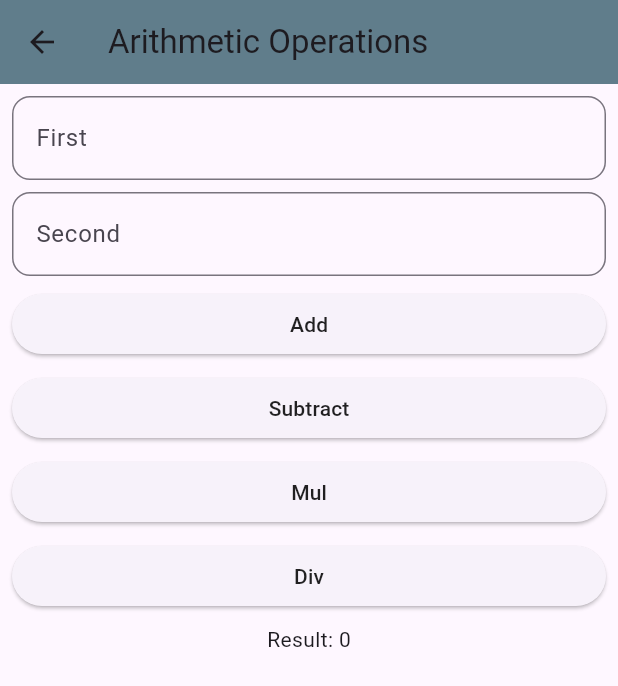
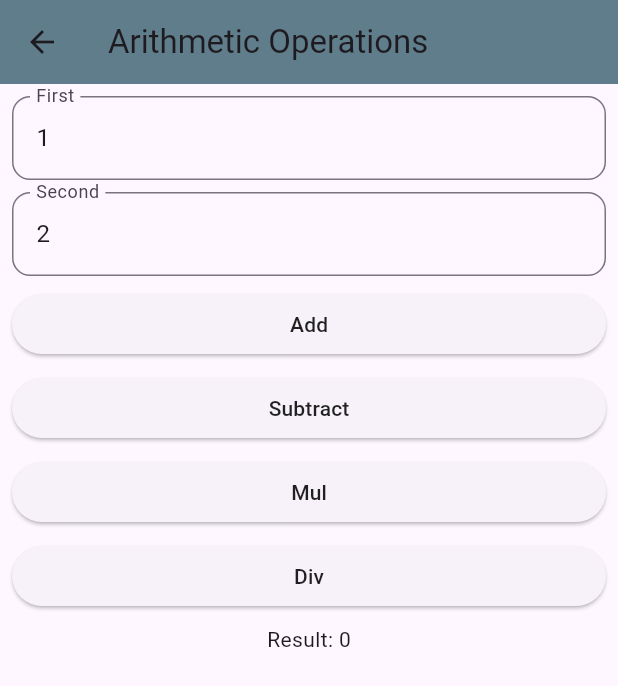
Before and after one commit to anubhav-chaulagain/assignment_two, a Flutter app: the screen it shows after launch, after a tap on "Arithmetic", on a phone screen of 412 x 824 dp. Shown: the top 686 px of the screen. Run offline on Flutter 3.47's test engine with Material 3 defaults, Android fonts, the phone set to English and light mode, and no system bars.

```diff
--- a/lib/app.dart
+++ b/lib/app.dart
@@ -2,6 +2,7 @@ import 'package:assignment_two/screens/area_of_circle_screen.dart';
 import 'package:assignment_two/screens/arithmetic_screen.dart';
 import 'package:assignment_two/screens/dashboard_screen.dart';
 import 'package:assignment_two/screens/palindrome_screen.dart';
+import 'package:assignment_two/screens/richtext_screen.dart';
 import 'package:assignment_two/screens/simple_interest_screen.dart';
 import 'package:flutter/material.dart';
 
--- a/lib/screens/arithmetic_screen.dart
+++ b/lib/screens/arithmetic_screen.dart
@@ -8,9 +8,21 @@ class ArithmeticScreen extends StatefulWidget {
 }
 
 class _ArithmeticScreenState extends State<ArithmeticScreen> {
-  int first = 0;
-  int second = 0;
+  // int first = 0;
+  // int second = 0;
+
+  // Controller
+  final TextEditingController firstController = TextEditingController(
+    text: "1",
+  );
+  final TextEditingController secondController = TextEditingController(
+    text: "2",
+  );
+
   int result = 0;
+
+  // Global key for form state
+  final _formKey = GlobalKey<FormState>();
 
   @override
   Widget build(BuildContext context) {
@@ -21,10 +33,13 @@ class _ArithmeticScreenState extends State<ArithmeticScreen> {
       ),
       body: Padding(
         padding: EdgeInsets.all(8),
+        child: Form(
+          key: _formKey,
           child: Column(
             children: [
-            TextField(
-              onChanged: (value) => {first = int.parse(value)},
+              TextFormField(
+                keyboardType: TextInputType.number,
+                controller: firstController,
                 decoration: InputDecoration(
                   labelText: "First",
                   hintText: "2",
@@ -32,10 +47,17 @@ class _ArithmeticScreenState extends State<ArithmeticScreen> {
                     borderRadius: BorderRadius.all(Radius.circular(12)),
                   ),
                 ),
+                validator: (value) {
+                  if (value == null || value.isEmpty) {
+                    return "Please enter first number!";
+                  }
+                  return null;
+                },
               ),
               SizedBox(height: 8),
-            TextField(
-              onChanged: (value) => {second = int.parse(value)},
+              TextFormField(
+                keyboardType: TextInputType.number,
+                controller: secondController,
                 decoration: InputDecoration(
                   labelText: "Second",
                   hintText: "4",
@@ -43,6 +65,12 @@ class _ArithmeticScreenState extends State<ArithmeticScreen> {
                     borderRadius: BorderRadius.all(Radius.circular(12)),
                   ),
                 ),
+                validator: (value) {
+                  if (value == null || value.isEmpty) {
+                    return "Please enter second number!";
+                  }
+                  return null;
+                },
               ),
               SizedBox(height: 8),
               SizedBox(
@@ -52,9 +80,13 @@ class _ArithmeticScreenState extends State<ArithmeticScreen> {
                     foregroundColor: WidgetStatePropertyAll(Colors.black87),
                   ),
                   onPressed: () {
+                    if (_formKey.currentState!.validate()) {
                       setState(() {
+                        int first = int.parse(firstController.text);
+                        int second = int.parse(secondController.text);
                         result = first + second;
                       });
+                    }
                   },
                   child: Text("Add"),
                 ),
@@ -67,9 +99,13 @@ class _ArithmeticScreenState extends State<ArithmeticScreen> {
                     foregroundColor: WidgetStatePropertyAll(Colors.black87),
                   ),
                   onPressed: () {
+                    if (_formKey.currentState!.validate()) {
                       setState(() {
+                        int first = int.parse(firstController.text);
+                        int second = int.parse(secondController.text);
                         result = first - second;
                       });
+                    }
                   },
                   child: Text("Subtract"),
                 ),
@@ -82,9 +118,13 @@ class _ArithmeticScreenState extends State<ArithmeticScreen> {
                     foregroundColor: WidgetStatePropertyAll(Colors.black87),
                   ),
                   onPressed: () {
+                    if (_formKey.currentState!.validate()) {
                       setState(() {
+                        int first = int.parse(firstController.text);
+                        int second = int.parse(secondController.text);
                         result = first * second;
                       });
+                    }
                   },
                   child: Text("Mul"),
                 ),
@@ -97,9 +137,13 @@ class _ArithmeticScreenState extends State<ArithmeticScreen> {
                     foregroundColor: WidgetStatePropertyAll(Colors.black87),
                   ),
                   onPressed: () {
+                    if (_formKey.currentState!.validate()) {
                       setState(() {
+                        int first = int.parse(firstController.text);
+                        int second = int.parse(secondController.text);
                         result = first ~/ second;
                       });
+                    }
                   },
                   child: Text("Div"),
                 ),
@@ -109,6 +153,7 @@ class _ArithmeticScreenState extends State<ArithmeticScreen> {
             ],
           ),
         ),
+      ),
     );
   }
 }
--- a/lib/screens/dashboard_screen.dart
+++ b/lib/screens/dashboard_screen.dart
@@ -1,6 +1,10 @@
 import 'package:assignment_two/screens/area_of_circle_screen.dart';
 import 'package:assignment_two/screens/arithmetic_screen.dart';
+import 'package:assignment_two/screens/column_screen.dart';
+import 'package:assignment_two/screens/container_screen.dart';
+import 'package:assignment_two/screens/flutter_layout_screen.dart';
 import 'package:assignment_two/screens/palindrome_screen.dart';
+import 'package:assignment_two/screens/richtext_screen.dart';
 import 'package:assignment_two/screens/simple_interest_screen.dart';
 import 'package:flutter/material.dart';
 
@@ -31,7 +35,7 @@ class _DashboardScreenState extends State<DashboardScreen> {
                 style: ButtonStyle(
                   foregroundColor: WidgetStatePropertyAll(Colors.white70),
                   backgroundColor: WidgetStatePropertyAll(
-                    const Color.fromRGBO(96, 125, 139, 1),
+                    const Color.fromARGB(255, 139, 96, 126),
                   ),
                 ),
                 onPressed: () {
@@ -53,7 +57,7 @@ class _DashboardScreenState extends State<DashboardScreen> {
                 style: ButtonStyle(
                   foregroundColor: WidgetStatePropertyAll(Colors.white70),
                   backgroundColor: WidgetStatePropertyAll(
-                    const Color.fromRGBO(96, 125, 139, 1),
+                    const Color.fromARGB(255, 139, 96, 96),
                   ),
                 ),
                 onPressed: () {
@@ -75,7 +79,7 @@ class _DashboardScreenState extends State<DashboardScreen> {
                 style: ButtonStyle(
                   foregroundColor: WidgetStatePropertyAll(Colors.white70),
                   backgroundColor: WidgetStatePropertyAll(
-                    const Color.fromRGBO(96, 125, 139, 1),
+                    const Color.fromARGB(255, 103, 139, 96),
                   ),
                 ),
                 onPressed: () {
@@ -97,7 +101,7 @@ class _DashboardScreenState extends State<DashboardScreen> {
                 style: ButtonStyle(
                   foregroundColor: WidgetStatePropertyAll(Colors.white70),
                   backgroundColor: WidgetStatePropertyAll(
-                    const Color.fromRGBO(96, 125, 139, 1),
+                    const Color.fromARGB(255, 96, 137, 139),
                   ),
                 ),
                 onPressed: () {
@@ -112,6 +116,94 @@ class _DashboardScreenState extends State<DashboardScreen> {
                 child: Text("Palindrome"),
               ),
             ),
+            SizedBox(height: 8),
+            SizedBox(
+              width: double.infinity,
+              child: ElevatedButton(
+                style: ButtonStyle(
+                  foregroundColor: WidgetStatePropertyAll(Colors.white70),
+                  backgroundColor: WidgetStatePropertyAll(
+                    const Color.fromARGB(255, 96, 137, 139),
+                  ),
+                ),
+                onPressed: () {
+                  Navigator.of(context).push(
+                    MaterialPageRoute(
+                      builder: (BuildContext context) {
+                        return RichtextScreen();
+                      },
+                    ),
+                  );
+                },
+                child: Text("Rich Text"),
+              ),
+            ),
+            SizedBox(height: 8),
+            SizedBox(
+              width: double.infinity,
+              child: ElevatedButton(
+                style: ButtonStyle(
+                  foregroundColor: WidgetStatePropertyAll(Colors.white70),
+                  backgroundColor: WidgetStatePropertyAll(
+                    const Color.fromARGB(255, 96, 137, 139),
+                  ),
+                ),
+                onPressed: () {
+                  Navigator.of(context).push(
+                    MaterialPageRoute(
+                      builder: (BuildContext context) {
+                        return FlutterLayoutScreen();
+                      },
+                    ),
+                  );
+                },
+                child: Text("Flutter Layout"),
+              ),
+            ),
+            SizedBox(height: 8),
+            SizedBox(
+              width: double.infinity,
+              child: ElevatedButton(
+                style: ButtonStyle(
+                  foregroundColor: WidgetStatePropertyAll(Colors.white70),
+                  backgroundColor: WidgetStatePropertyAll(
+                    const Color.fromARGB(255, 96, 137, 139),
+                  ),
+                ),
+                onPressed: () {
+                  Navigator.of(context).push(
+                    MaterialPageRoute(
+                      builder: (BuildContext context) {
+                        return ColumnScreen();
+                      },
+                    ),
+                  );
+                },
+                child: Text("Column Screen"),
+              ),
+            ),
+            SizedBox(height: 8),
+            SizedBox(
+              width: double.infinity,
+              child: ElevatedButton(
+                style: ButtonStyle(
+                  foregroundColor: WidgetStatePropertyAll(Colors.white70),
+                  backgroundColor: WidgetStatePropertyAll(
+                    const Color.fromARGB(255, 96, 137, 139),
+                  ),
+                ),
+                onPressed: () {
+                  Navigator.of(context).push(
+                    MaterialPageRoute(
+                      builder: (BuildContext context) {
+                        return ContainerScreen();
+                      },
+                    ),
+                  );
+                },
+                child: Text("Container Screen"),
+              ),
+            ),
           ],
         ),
       ),
```
Also changed, not shown: lib/screens/column_screen.dart (added, +55 -0 lines), lib/screens/container_screen.dart (added, +19 -0 lines), lib/screens/flutter_layout_screen.dart (added, +39 -0 lines), lib/screens/richtext_screen.dart (added, +59 -0 lines). Lines whose indentation alone changed are shown as unchanged.
